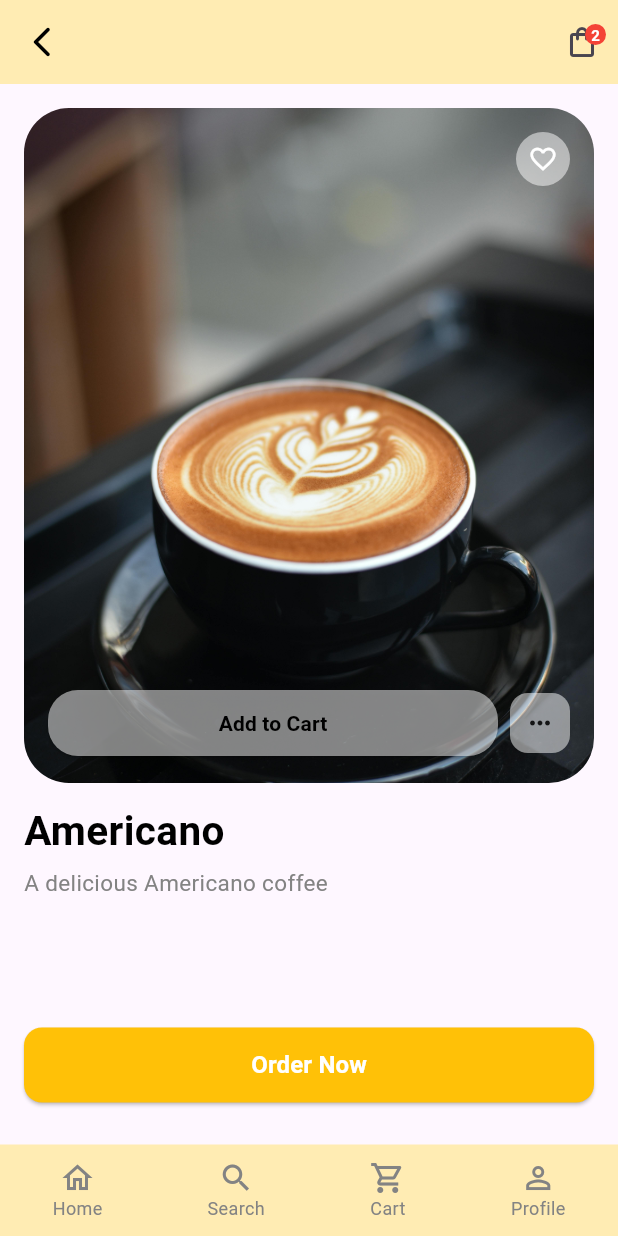
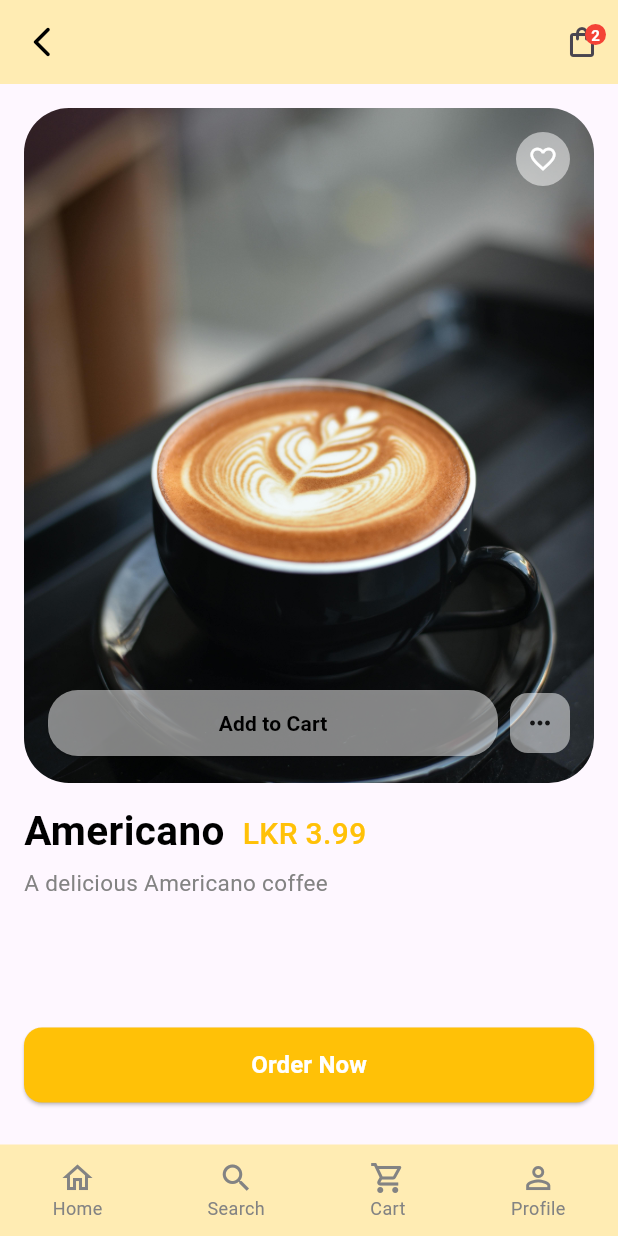
Before and after one commit to Sachith-AB/Bus-Booking-System, a Flutter app: the FoodDetailsPage screen opened directly with empty values, after a tap on "Americano", on a phone screen of 412 x 824 dp. Run offline on Flutter 3.47's test engine with Material 3 defaults, Android fonts, the phone set to English and light mode, and no system bars; our stand-ins replace cloud_firestore, firebase_auth, firebase_core, get, image_picker, shared_preferences; accounts and stored records are empty.

Commit message:
add food page to price

```diff
--- a/lib/src/app/views/user/Food/food_details_screen.dart
+++ b/lib/src/app/views/user/Food/food_details_screen.dart
@@ -105,7 +105,20 @@ class FoodDetailsPage extends StatelessWidget {
                       ],
                     ),
                     const SizedBox(height: 12),
-                    PrimaryHeader(text: product.name),
+                    Row(
+                      crossAxisAlignment: CrossAxisAlignment.baseline,
+                      textBaseline: TextBaseline.alphabetic,
+                      children: [
+                        PrimaryHeader(text: product.name),
+                        const SizedBox(width: 12,),
+                        PrimaryHeader(
+                          text: "LKR ${product.price.toString()}",
+                          size: 20,
+                          weight: FontWeight.w500,
+                          color: KColors.appPrimary,
+                        ),
+                      ],
+                    ),
                     const SizedBox(height: 5),
                     PrimaryHeader(
                       text: product.description,
```
